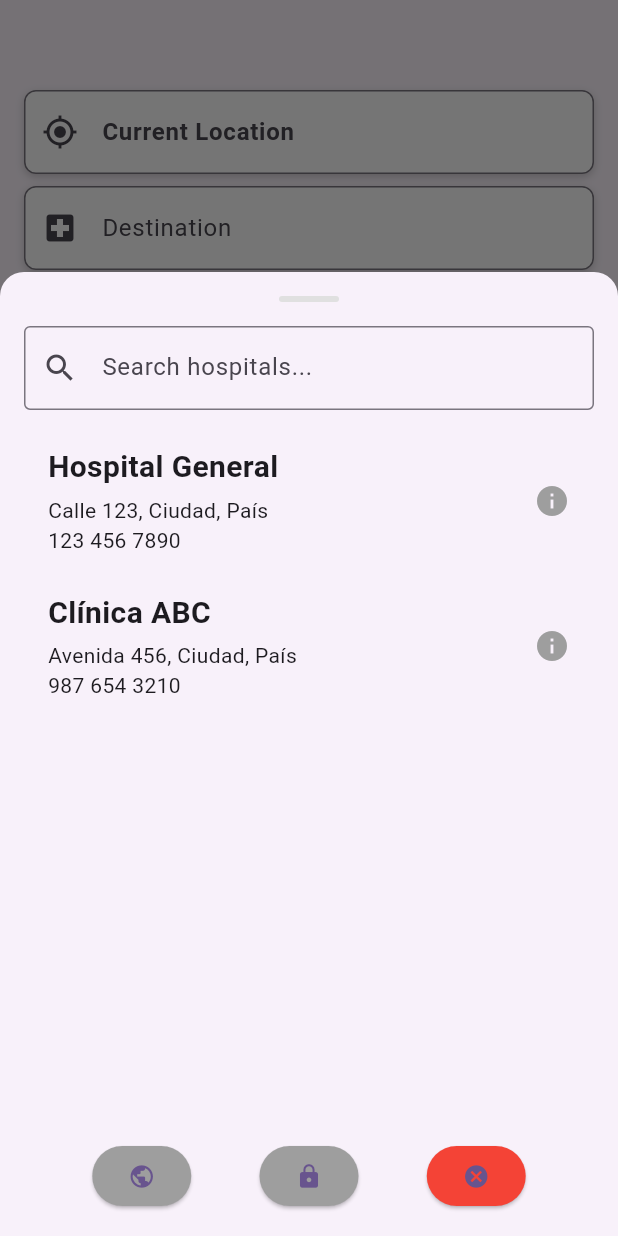
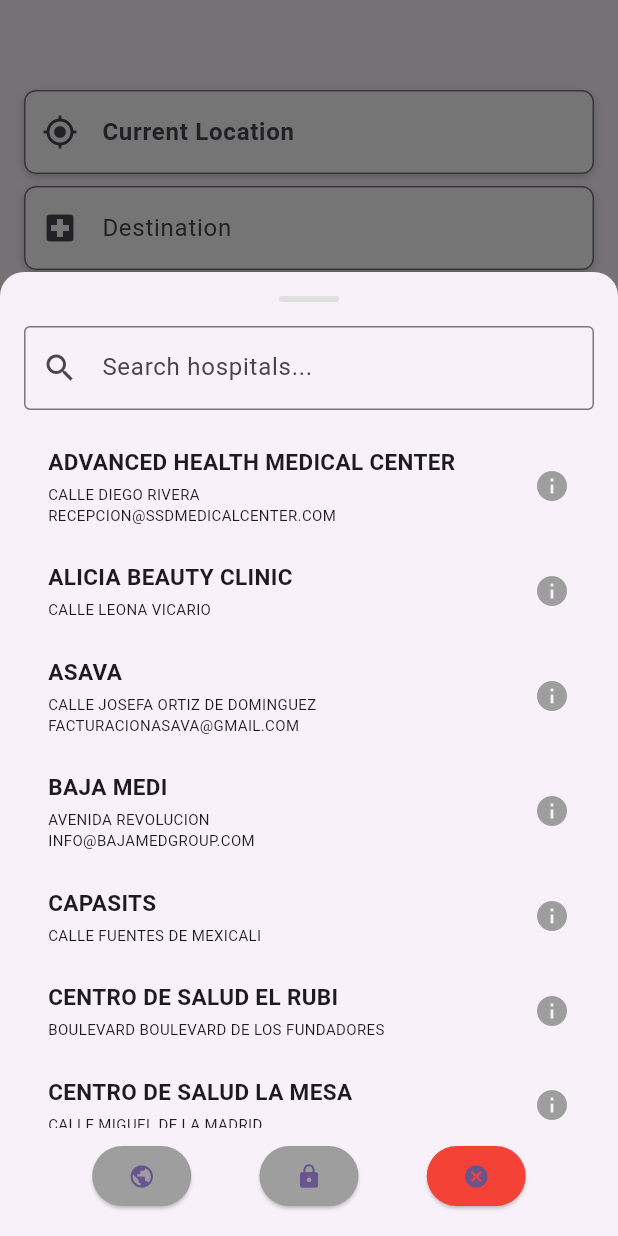
Before and after one commit to ivanovich99/SerHumano, a Flutter app: the screen it shows after launch, after a tap on the "assistant navigation" icon, on a phone screen of 412 x 824 dp. Run offline on Flutter 3.47's test engine with Material 3 defaults, Android fonts, the phone set to English and light mode, and no system bars; our stand-ins replace csv, google_maps_flutter, location; missing offline and left inert: flutter_polyline_points.

Commit message:
add CSV to POO

```diff
--- a/serhumano/lib/hospitals_choice.dart
+++ b/serhumano/lib/hospitals_choice.dart
@@ -73,23 +73,38 @@ class _HospitalListScreenState extends State<HospitalListScreen> {
                         child: Row(
                           mainAxisAlignment: MainAxisAlignment.spaceBetween,
                           children: [
-                            Column(
+                            Expanded(
+                              child: Column(
                                 crossAxisAlignment: CrossAxisAlignment.start,
                                 children: [
                                   Text(
                                     hospital.name,
                                     style: const TextStyle(
-                                    fontSize: 20,
+                                      fontSize: 15,
                                       fontWeight: FontWeight.bold,
                                     ),
+                                    maxLines: 3,
+                                    overflow: TextOverflow.ellipsis,
                                   ),
                                   const SizedBox(height: 4),
-                                Text(hospital.address),
-                                Text(hospital.phone),
+                                  Text(
+                                    hospital.address,
+                                    style: const TextStyle(
+                                      fontSize: 10,
+                                    ),
+                                  ),
+                                  if (hospital.email.isNotEmpty)
+                                    Text(
+                                      hospital.email,
+                                      style: const TextStyle(
+                                        fontSize: 10,
+                                      ),
+                                    ),
                                 ],
                               ),
+                            ),
                             Icon(
-                              Icons.info, // Replace the arrow with an info icon
+                              Icons.info,
                               color: isSelected ? Colors.blue : Colors.grey,
                             ),
                           ],
@@ -103,21 +118,39 @@ class _HospitalListScreenState extends State<HospitalListScreen> {
                               key: ValueKey(hospital.id),
                               mainAxisAlignment: MainAxisAlignment.spaceEvenly,
                               children: [
+                                if (hospital.website.isNotEmpty)
                                   ElevatedButton.icon(
                                     onPressed: () {
                                       // Open the hospital's webpage
-                                    if (hospital.website.isNotEmpty) {
                                       launchUrl(Uri.parse(hospital.website));
-                                    }
                                     },
                                     style: ElevatedButton.styleFrom(
-                                    backgroundColor: const Color.fromARGB(255, 240, 137, 105),
+                                      backgroundColor: Colors.deepOrange,
                                     ),
-                                  icon: const Icon(Icons.find_in_page),
+                                    icon: const Icon(Icons.find_in_page,color: Colors.white),
                                     label: const Text(
-                                    "Página web",
+                                      "Página",
                                       style: TextStyle(
-                                      fontWeight: FontWeight.bold, // Make the text bold
+                                        fontWeight: FontWeight.bold,
+                                        color: Colors.white,// Make the text bold
+                                      ),
+                                    ),
+                                  ),
+                                if (hospital.phone.isNotEmpty)
+                                  ElevatedButton.icon(
+                                    onPressed: () {
+                                      // Call the hospital
+                                      launchUrl(Uri.parse('tel:${hospital.phone}'));
+                                    },
+                                    style: ElevatedButton.styleFrom(
+                                      backgroundColor: Colors.deepOrange,
+                                    ),
+                                    icon: const Icon(Icons.phone,color: Colors.white),
+                                    label: const Text(
+                                      "Llamar",
+                                      style: TextStyle(
+                                        fontWeight: FontWeight.bold,
+                                        color: Colors.white, // Make the text bold
                                       ),
                                     ),
                                   ),
@@ -127,13 +160,14 @@ class _HospitalListScreenState extends State<HospitalListScreen> {
                                     Navigator.pop(context, hospital);
                                   },
                                   style: ElevatedButton.styleFrom(
-                                    backgroundColor: const Color.fromARGB(255, 240, 137, 105),
+                                    backgroundColor: Colors.deepOrange,
                                   ),
-                                  icon: const Icon(Icons.directions),
+                                  icon: const Icon(Icons.directions, color: Colors.white),
                                   label: const Text(
-                                    "Iniciar viaje",
+                                    "Viajar",
                                     style: TextStyle(
-                                      fontWeight: FontWeight.bold, // Make the text bold
+                                      fontWeight: FontWeight.bold,
+                                      color: Colors.white, // Make the text bold
                                     ),
                                   ),
                                 ),
@@ -148,7 +182,7 @@ class _HospitalListScreenState extends State<HospitalListScreen> {
             ),
           ),
           const SizedBox(height: 8),
-          // Replace the number of hospitals found with filter buttons
+          // Filter buttons
           Row(
             mainAxisAlignment: MainAxisAlignment.spaceEvenly,
             children: [
--- a/serhumano/lib/hospitals_list.dart
+++ b/serhumano/lib/hospitals_list.dart
@@ -1,24 +1,29 @@
 import 'package:google_maps_flutter/google_maps_flutter.dart';
 import 'package:uuid/uuid.dart';  // Para generar un ID único
+import 'dart:convert';
+import 'package:flutter/services.dart' show rootBundle;
+import 'package:csv/csv.dart';
 
 class Hospital {
   // Atributos
   final String id;
   final String name;
+  final String sector; // Privado o Publico
   final String address;
   final String phone;
+  final String email; // Correo electrónico
   final String website; // URL del sitio web
-  final String sector; // Privado o Publico
   final double latitude;
   final double longitude;
 
    // Constructor
   Hospital({
     required this.name,
+    required this.sector,
     required this.address,
-    required this.phone,
+    this.phone  = "",
+    this.email = "", // Correo electrónico opcional
     this.website = "", // URL del sitio web opcional
-    required this.sector,
     required this.latitude,
     required this.longitude,
   }) : id = Uuid().v4(); // Generar ID único al crear el hospital
@@ -37,26 +42,44 @@ class Hospital {
 }
 
 // Crear una lista de hospitales
-List<Hospital> hospitals = [
-  Hospital(
-    name: 'Hospital General',
-    address: 'Calle 123, Ciudad, País',
-    phone: '123 456 7890',
-    website: 'https://www.google.com', // URL del sitio web
-    sector: 'Public',
-    latitude: 32.50761951262851,
-    longitude: -116.92793826234407,
-  ),
-  Hospital(
-    name: 'Clínica ABC',
-    address: 'Avenida 456, Ciudad, País',
-    phone: '987 654 3210',
-    website: 'https://www.youtube.com', // URL del sitio web
-    sector: 'Private',
-    latitude: 32.507976159722595,
-    longitude: -116.92857868256071
-  ),
-];
+List<Hospital> hospitals = [];
+
+Future<void> loadHospitalsFromCsv() async {
+  try {
+    // Load the CSV file from assets
+    final csvData = await rootBundle.loadString('assets/INEGI.csv');
+
+    // Parse the CSV data
+    final List<List<dynamic>> rows = const CsvToListConverter(eol: '\n').convert(csvData);
+
+    // Skip the header row and map the data to Hospital objects
+    for (int i = 1; i < rows.length; i++) {
+      final row = rows[i];
+
+      // Ensure the website URL is properly formatted
+      String website = row[37] ?? ''; // "Sitio en Internet"
+      if (website.isNotEmpty && !website.startsWith('http://') && !website.startsWith('https://')) {
+        website = 'http://$website'; // Add "http://" if missing
+      }
+
+      // Map the CSV columns to Hospital attributes
+      final hospital = Hospital(
+        name: row[2], // "Nombre de la Unidad Económica"
+        sector: row[5], // "Nombre de clase de la actividad"
+        address: '${row[7]} ${row[8]}', // "Tipo de vialidad" + "Nombre de la vialidad"
+        phone: row[35] ?? '', // "Número de teléfono"
+        email: row[36] ?? '', // "Correo electrónico"
+        website: website, // Corrected website URL
+        latitude: double.tryParse(row[39].toString()) ?? 0.0, // "Latitud"
+        longitude: double.tryParse(row[40].toString()) ?? 0.0, // "Longitud"
+      );
+
+      hospitals.add(hospital);
+    }
+  } catch (e) {
+    print('Error loading hospitals from CSV: $e');
+  }
+}
 
 // Crear los markers para mostrarlos en el mapa
 Set<Marker> hospitalMarkers = hospitals.map((hospital) => hospital.createMarker()).toSet();
--- a/serhumano/lib/pages/map_page.dart
+++ b/serhumano/lib/pages/map_page.dart
@@ -41,6 +41,14 @@ class _MapPageState extends State<MapPage> {
   @override
   void initState() {
     super.initState();
+
+    // Load hospitals from CSV
+    loadHospitalsFromCsv().then((_) {
+      setState(() {
+        // Trigger a rebuild after hospitals are loaded
+      });
+    });
+
     permissionsHelper = PermissionsHelper(locationController);
     getLocationUpdates();
   }
@@ -193,7 +201,7 @@ class _MapPageState extends State<MapPage> {
           // Filter buttons
           Positioned(
             bottom: 80,
-            right: 8, // Adjusted to align with the default Google Maps location button
+            right: 9, // Adjusted to align with the default Google Maps location button
             child: Column(
               children: [
                 FloatingActionButton(
```
Also changed, not shown: serhumano/assets/INEGI.csv (added, +71 -0 lines), serhumano/pubspec.yaml (+5 -3 lines), serhumano/pubspec.lock. Lines whose indentation alone changed are shown as unchanged.
